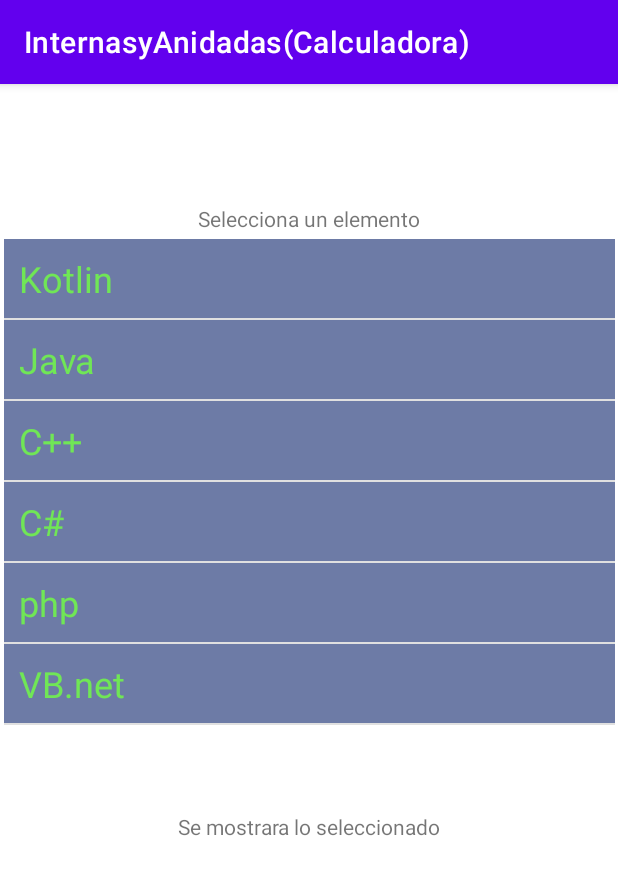
After one commit to Alvaro-12/InternasyAnidadasClase08, an Android app: the ListViewApp screen opened directly, with no data from a screen before it, on a phone screen of 412 x 824 dp. The commit adds this screen. Shown: the top 875 px of the screen. Run offline under Robolectric (Android 15) with nearby library versions, the phone set to English and light mode, and no system bars.

Commit message:
Clase9
27/09/22

```diff
--- a/app/src/main/AndroidManifest.xml
+++ b/app/src/main/AndroidManifest.xml
@@ -14,6 +14,9 @@
         android:theme="@style/Theme.InternasyAnidadasCalculadora"
         tools:targetApi="31">
         <activity
+            android:name=".ListViewApp"
+            android:exported="false" />
+        <activity
             android:name=".MainActivity"
             android:exported="true">
             <intent-filter>
--- /dev/null
+++ b/app/src/main/java/com/example/internasyanidadascalculadora/ListViewApp.kt
@@ -0,0 +1,49 @@
+package com.example.internasyanidadascalculadora
+
+import androidx.appcompat.app.AppCompatActivity
+import android.os.Bundle
+import android.view.View
+import android.widget.AdapterView
+import android.widget.ArrayAdapter
+import android.widget.ListView
+import android.widget.TextView
+
+class ListViewApp : AppCompatActivity() {
+    //Creacion de variables
+    private var lvLLenguajes:ListView?=null
+    private var tvSeleccion:TextView?=null
+
+    private val Lenguajes = arrayOf("Kotlin","Java","C++","C#","php","VB.net")
+    private val posicion = arrayOf("1","6","3","2","4","5")
+
+    override fun onCreate(savedInstanceState: Bundle?) {
+        super.onCreate(savedInstanceState)
+        setContentView(R.layout.activity_list_view_app)
+
+        lvLLenguajes=findViewById(R.id.lv_Lenguajes)
+        tvSeleccion=findViewById(R.id.tv_Seleccion)
+
+        //crear un adaptador para los numeros creo
+
+        var adaptador:ArrayAdapter<String> = ArrayAdapter <String>(this,R.layout.list_items_claseprogramacion,Lenguajes)
+            lvLLenguajes?.adapter=adaptador
+
+        lvLLenguajes?.onItemSelectedListener = object : AdapterView.OnItemSelectedListener{
+
+            override fun onItemSelected(
+                parent: AdapterView<*>?,
+                viwe: View?,
+                position: Int,
+                id: Long
+            ) {
+                tvSeleccion?.text="La posicion del lenguaje ${lvLLenguajes?.getItemAtPosition(position)} es ${posicion[position]}"
+            }
+
+            override fun onNothingSelected(p0: AdapterView<*>?) {
+                TODO("Not yet implemented")
+            }
+
+        }
+
+    }
+}
--- a/app/src/main/java/com/example/internasyanidadascalculadora/MainActivity.kt
+++ b/app/src/main/java/com/example/internasyanidadascalculadora/MainActivity.kt
@@ -1,5 +1,6 @@
 package com.example.internasyanidadascalculadora
 
+import android.content.Intent
 import androidx.appcompat.app.AppCompatActivity
 import android.os.Bundle
 import android.service.autofill.OnClickAction
@@ -92,4 +93,10 @@ class MainActivity : AppCompatActivity() {
         println("El resultado es $sumarDos")
 
     }
+
+    fun btnSiguiente(vista: View)
+    {
+     val VentanaSiguiente:Intent = Intent (applicationContext,ListViewApp::class.java)
+        startActivity(VentanaSiguiente)
+    }
 }
--- /dev/null
+++ b/app/src/main/res/layout/activity_list_view_app.xml
@@ -0,0 +1,38 @@
+<?xml version="1.0" encoding="utf-8"?>
+<androidx.constraintlayout.widget.ConstraintLayout xmlns:android="http://schemas.android.com/apk/res/android"
+    xmlns:app="http://schemas.android.com/apk/res-auto"
+    xmlns:tools="http://schemas.android.com/tools"
+    android:layout_width="match_parent"
+    android:layout_height="match_parent"
+    tools:context=".ListViewApp">
+
+    <ListView
+        android:id="@+id/lv_Lenguajes"
+        android:layout_width="407dp"
+        android:layout_height="342dp"
+        android:layout_marginTop="4dp"
+        app:layout_constraintEnd_toEndOf="parent"
+        app:layout_constraintHorizontal_bias="0.555"
+        app:layout_constraintStart_toStartOf="parent"
+        app:layout_constraintTop_toBottomOf="@+id/textView" />
+
+    <TextView
+        android:id="@+id/textView"
+        android:layout_width="wrap_content"
+        android:layout_height="wrap_content"
+        android:layout_marginTop="80dp"
+        android:text="Selecciona un elemento"
+        app:layout_constraintEnd_toEndOf="parent"
+        app:layout_constraintStart_toStartOf="parent"
+        app:layout_constraintTop_toTopOf="parent" />
+
+    <TextView
+        android:id="@+id/tv_Seleccion"
+        android:layout_width="wrap_content"
+        android:layout_height="wrap_content"
+        android:layout_marginTop="40dp"
+        android:text="Se mostrara lo seleccionado"
+        app:layout_constraintEnd_toEndOf="parent"
+        app:layout_constraintStart_toStartOf="parent"
+        app:layout_constraintTop_toBottomOf="@+id/lv_Lenguajes" />
+</androidx.constraintlayout.widget.ConstraintLayout>
--- a/app/src/main/res/layout/activity_main.xml
+++ b/app/src/main/res/layout/activity_main.xml
@@ -133,4 +133,16 @@
         app:layout_constraintStart_toStartOf="parent"
         app:layout_constraintTop_toBottomOf="@+id/txtCalc" />
 
+    <Button
+        android:id="@+id/Btn_Siguiente"
+        android:layout_width="wrap_content"
+        android:layout_height="wrap_content"
+        android:onClick="btnSiguiente"
+        android:text="Siguiente"
+        app:layout_constraintBottom_toBottomOf="parent"
+        app:layout_constraintEnd_toEndOf="parent"
+        app:layout_constraintStart_toStartOf="parent"
+        app:layout_constraintTop_toBottomOf="@+id/txt_Resultado"
+        app:layout_constraintVertical_bias="0.875" />
+
 </androidx.constraintlayout.widget.ConstraintLayout>
--- /dev/null
+++ b/app/src/main/res/layout/list_items_claseprogramacion.xml
@@ -0,0 +1,11 @@
+<?xml version="1.0" encoding="utf-8"?>
+<TextView
+    android:layout_width="match_parent"
+    android:layout_height="match_parent"
+    android:textSize="24sp"
+    android:padding="10sp"
+    android:textColor="#70E656"
+    android:background="#6D7BA6"
+
+ xmlns:android="http://schemas.android.com/apk/res/android"
+/>
--- a/build.gradle
+++ b/build.gradle
@@ -2,7 +2,7 @@
 plugins {
     id 'com.android.application' version '7.2.1' apply false
     id 'com.android.library' version '7.2.1' apply false
-    id 'org.jetbrains.kotlin.android' version '1.6.10' apply false
+    id 'org.jetbrains.kotlin.android' version '1.7.10' apply false
 }
 
 task clean(type: Delete) {
```
